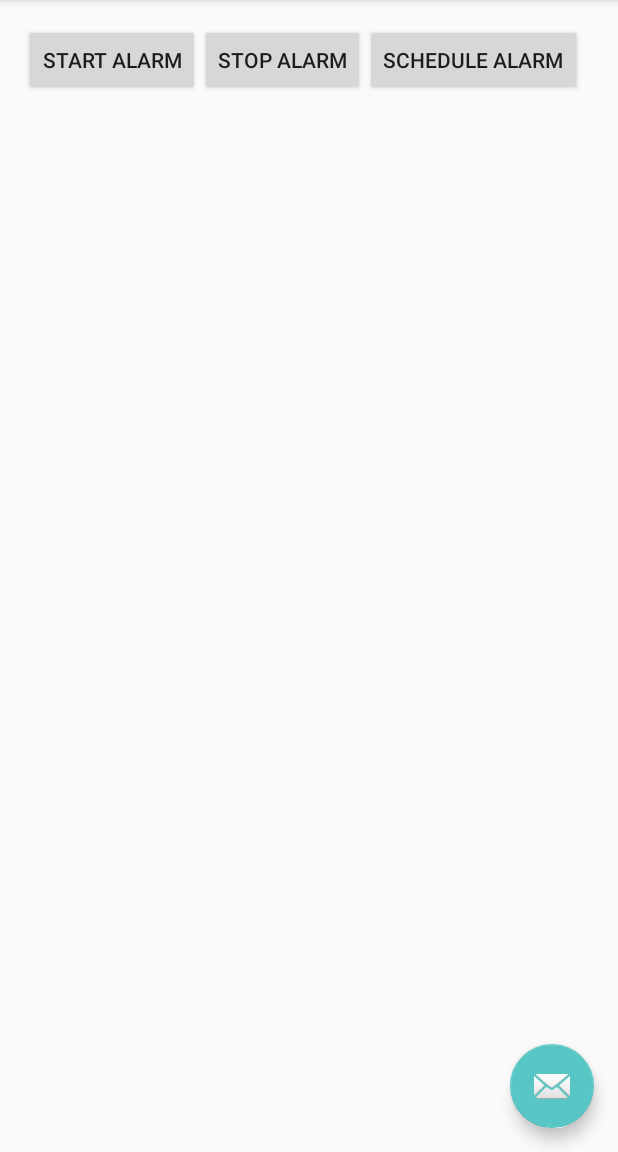
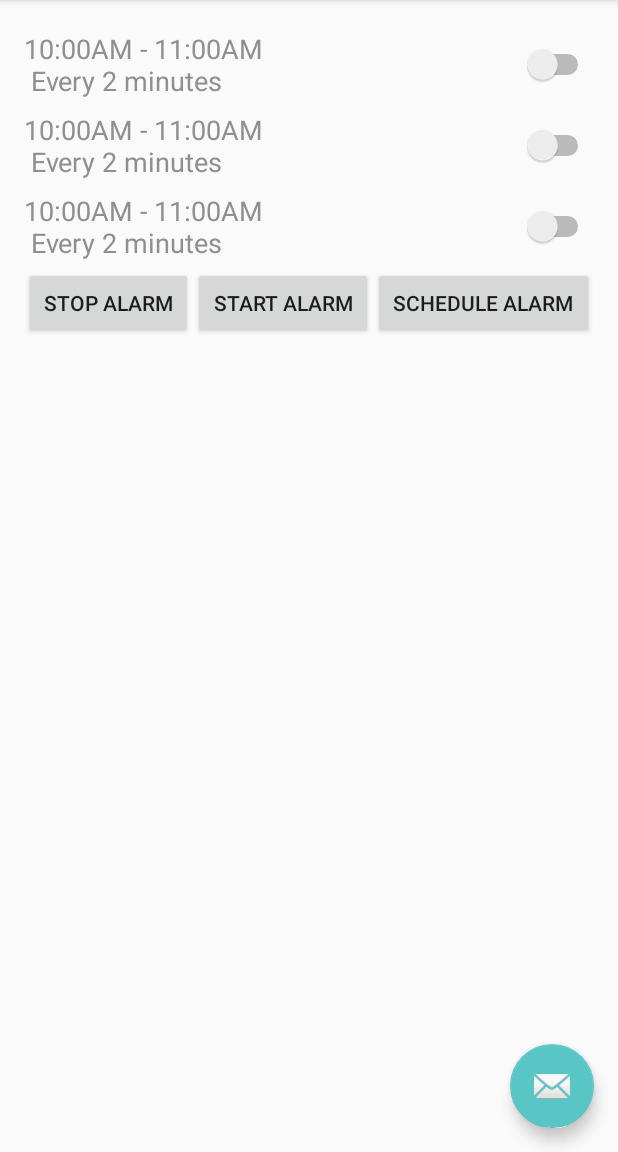
Before and after one commit to j-whiteside/WakeMeUp, an Android app: the screen it shows after launch (MainActivity), on a phone screen of 412 x 824 dp, the part 84-1236 px from its top. Run offline under Robolectric (Android 15) with nearby library versions, the phone set to English and light mode, and no system bars.

```diff
--- a/app/src/main/java/com/example/jeremy/wakemeup/MainActivity.java
+++ b/app/src/main/java/com/example/jeremy/wakemeup/MainActivity.java
@@ -28,7 +28,6 @@ public class MainActivity extends AppCompatActivity {
     NotificationManager notificationManager;
     boolean isAlarmRinging = false;
     int notificationID = 33;
-    PendingIntent pi;
 
     @Override
     protected void onCreate(Bundle savedInstanceState) {
@@ -103,10 +102,12 @@ public class MainActivity extends AppCompatActivity {
 
         Intent alertIntent = new Intent(this, AlertReceiver.class);
 
+        PendingIntent pi = PendingIntent.getBroadcast(this, 1, alertIntent, PendingIntent.FLAG_UPDATE_CURRENT);
+
         AlarmManager alarmManager = (AlarmManager)getSystemService(Context.ALARM_SERVICE);
 
-        alarmManager.set(AlarmManager.RTC_WAKEUP, alertTime, PendingIntent.getBroadcast(this, 1, alertIntent, PendingIntent.FLAG_UPDATE_CURRENT));
-        //alarmManager.setInexactRepeating(AlarmManager.RTC_WAKEUP, System.currentTimeMillis(), 5000, pi);
+        //alarmManager.set(AlarmManager.RTC_WAKEUP, alertTime, pi);
+        alarmManager.setRepeating(AlarmManager.RTC_WAKEUP, alertTime, 1000 * 10, pi);
 
         Toast.makeText(MainActivity.this, "Bomb activated", Toast.LENGTH_LONG).show();
     }
--- a/app/src/main/res/layout/content_main.xml
+++ b/app/src/main/res/layout/content_main.xml
@@ -12,23 +12,118 @@
     tools:context="com.example.jeremy.wakemeup.MainActivity"
     tools:showIn="@layout/activity_main">
 
-    <Button
+    <LinearLayout
+        android:orientation="vertical"
+        android:layout_width="match_parent"
+        android:layout_height="wrap_content"
+        android:id="@+id/linearLayout">
+
+        <TableLayout
+            android:layout_width="match_parent"
+            android:layout_height="match_parent"
+            android:stretchColumns="0"
+            android:id="@+id/tableLayout2" >
+
+            <TableRow
+                android:layout_width="match_parent"
+                android:layout_height="match_parent"
+                android:layout_marginTop="4dp"
+                android:layout_marginBottom="4dp" >
+
+                <TextView
                     android:layout_width="wrap_content"
                     android:layout_height="wrap_content"
-        android:text="Start alarm"
-        android:id="@+id/stopAlarmButton"
-        android:layout_alignParentTop="true"
-        android:layout_alignParentStart="true"
-        android:onClick="showAlarm" />
+                    android:textAppearance="?android:attr/textAppearanceMedium"
+                    android:text="10:00AM - 11:00AM\n Every 2 minutes"
+                    android:id="@+id/textView6"
+                    android:minLines="2"
+                    android:maxLines="2"
+                    android:textIsSelectable="false"
+                    android:clickable="true" />
+
+                <Switch
+                    android:layout_width="wrap_content"
+                    android:layout_height="wrap_content"
+                    android:id="@+id/switch6"
+                    android:layout_gravity="center_vertical|right" />
+            </TableRow>
+
+            <TableRow
+                android:layout_width="match_parent"
+                android:layout_height="match_parent"
+                android:layout_marginTop="4dp"
+                android:layout_marginBottom="4dp" >
+
+                <TextView
+                    android:layout_width="wrap_content"
+                    android:layout_height="wrap_content"
+                    android:textAppearance="?android:attr/textAppearanceMedium"
+                    android:text="10:00AM - 11:00AM\n Every 2 minutes"
+                    android:id="@+id/textView7"
+                    android:minLines="2"
+                    android:maxLines="2" />
+
+                <Switch
+                    android:layout_width="wrap_content"
+                    android:layout_height="wrap_content"
+                    android:id="@+id/switch7"
+                    android:layout_gravity="center_vertical|right" />
+            </TableRow>
+
+            <TableRow
+                android:layout_width="match_parent"
+                android:layout_height="match_parent"
+                android:layout_marginTop="4dp"
+                android:layout_marginBottom="4dp" >
+
+                <TextView
+                    android:layout_width="wrap_content"
+                    android:layout_height="wrap_content"
+                    android:textAppearance="?android:attr/textAppearanceMedium"
+                    android:text="10:00AM - 11:00AM\n Every 2 minutes"
+                    android:id="@+id/textView8"
+                    android:minLines="2"
+                    android:maxLines="2" />
+
+                <Switch
+                    android:layout_width="wrap_content"
+                    android:layout_height="wrap_content"
+                    android:id="@+id/switch8"
+                    android:layout_gravity="center_vertical|right" />
+            </TableRow>
+        </TableLayout>
+
+    </LinearLayout>
+
+    <LinearLayout
+        android:orientation="vertical"
+        android:layout_width="match_parent"
+        android:layout_height="wrap_content"
+        android:layout_below="@+id/linearLayout"
+        android:layout_alignParentStart="true">
+
+        <TableRow
+            android:layout_width="match_parent"
+            android:layout_height="match_parent"
+            android:weightSum="3">
 
             <Button
                 android:layout_width="wrap_content"
                 android:layout_height="wrap_content"
                 android:text="Stop Alarm"
                 android:id="@+id/startAlarmButton"
-        android:layout_alignParentTop="true"
-        android:layout_toEndOf="@+id/stopAlarmButton"
-        android:onClick="stopAlarm" />
+                android:onClick="stopAlarm"
+                android:layout_centerVertical="true"
+                android:layout_toEndOf="@+id/ScheduleAlarmButton"
+                android:layout_weight="1" />
+
+            <Button
+                android:layout_width="wrap_content"
+                android:layout_height="wrap_content"
+                android:text="Start alarm"
+                android:id="@+id/stopAlarmButton"
+                android:onClick="showAlarm"
+                android:layout_weight="1" />
 
             <Button
                 android:layout_width="wrap_content"
@@ -36,7 +131,10 @@
                 android:text="Schedule Alarm"
                 android:id="@+id/ScheduleAlarmButton"
                 android:onClick="scheduleAlarm"
-        android:layout_alignTop="@+id/startAlarmButton"
-        android:layout_toEndOf="@+id/startAlarmButton" />
+                android:layout_centerVertical="true"
+                android:layout_alignParentStart="true"
+                android:layout_weight="1" />
+        </TableRow>
+    </LinearLayout>
 
 </RelativeLayout>
```
Also changed, not shown: app/src/main/java/com/example/jeremy/wakemeup/AlarmObjectData.java (+10 -1 lines), app/src/main/java/com/example/jeremy/wakemeup/AlarmObjectView.java (added, +7 -0 lines), app/src/main/java/com/example/jeremy/wakemeup/UpdateActivity.java (+25 -0 lines), app/src/main/res/layout/activity_update.xml (+18 -6 lines), app/src/main/res/values/arrays.xml (added, +25 -0 lines). Lines whose indentation alone changed are shown as unchanged.
